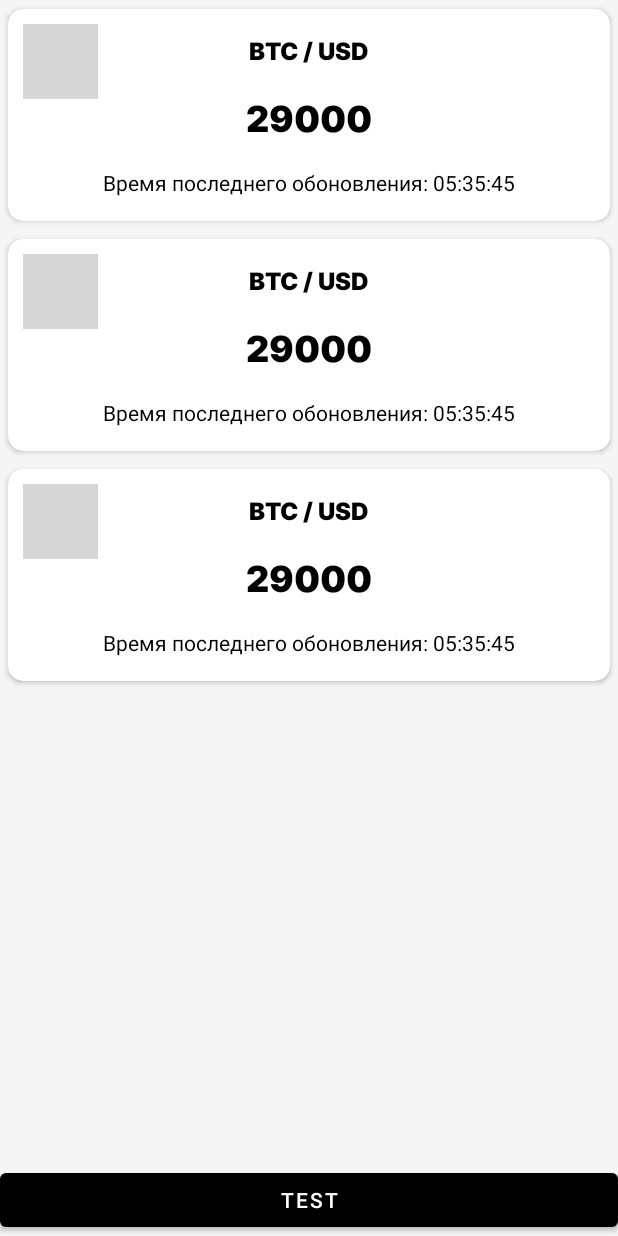
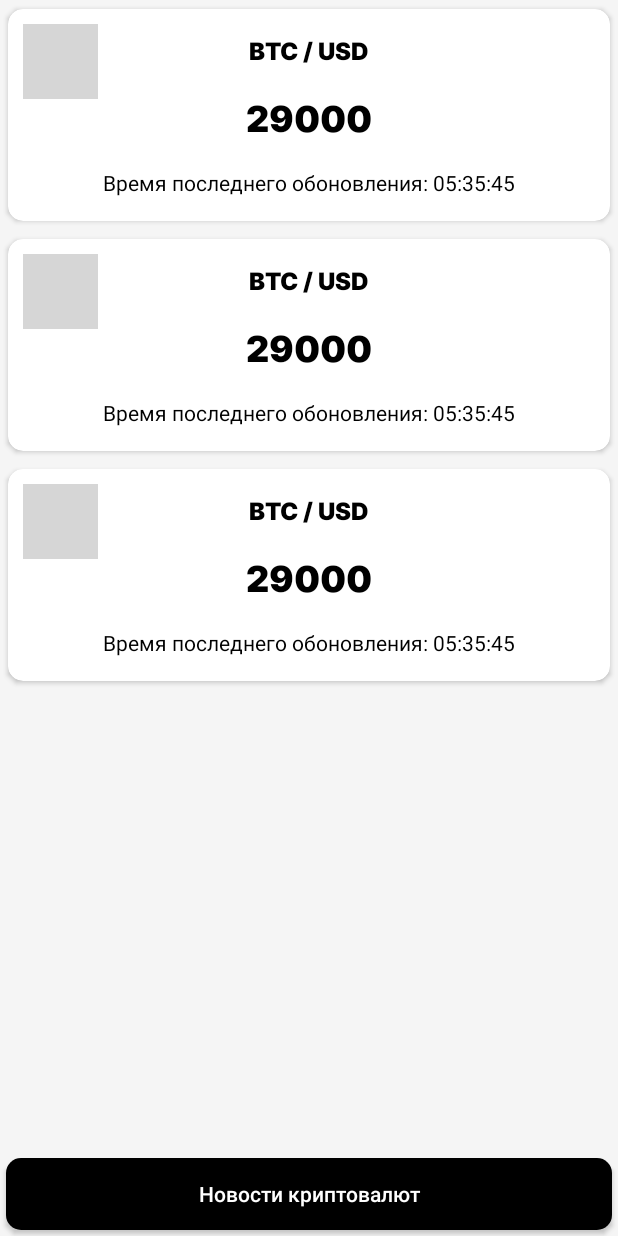
Before and after one commit to Nikitosik73/CryptoApp, an Android app: the layout activity_coin_price_list.xml on its own in the app's theme, with its tools: preview values and no code run, on a phone screen of 412 x 824 dp. Run offline under Robolectric (Android 15) with nearby library versions, the phone set to English and light mode, and no system bars; network calls fail; grey boxes are pictures that could not be loaded.

```diff
--- /dev/null
+++ b/app/src/main/res/drawable/btn_bg.xml
@@ -0,0 +1,5 @@
+<?xml version="1.0" encoding="utf-8"?>
+<shape xmlns:android="http://schemas.android.com/apk/res/android">
+    <solid android:color="@color/black"/>
+    <corners android:radius="10dp" />
+</shape>
--- a/app/src/main/res/layout/activity_coin_price_list.xml
+++ b/app/src/main/res/layout/activity_coin_price_list.xml
@@ -12,14 +12,23 @@
         android:layout_width="match_parent"
         android:layout_height="match_parent"
         app:layoutManager="androidx.recyclerview.widget.LinearLayoutManager"
-        tools:listitem="@layout/item_coin_info"/>
+        tools:listitem="@layout/item_coin_info"
+        android:layout_marginBottom="58dp"
+        app:layout_constraintBottom_toTopOf="@+id/buttonTest"/>
 
-    <Button
+    <androidx.appcompat.widget.AppCompatButton
         android:id="@+id/buttonTest"
         android:layout_width="match_parent"
         android:layout_height="wrap_content"
-        android:text="test"
+        android:text="@string/news_crypto"
+        android:textAllCaps="false"
         android:textColor="@color/white"
+        android:background="@drawable/btn_bg"
+        android:layout_marginEnd="4dp"
+        android:layout_marginStart="4dp"
+        android:layout_marginBottom="4dp"
+        app:layout_constraintEnd_toEndOf="parent"
+        app:layout_constraintStart_toStartOf="parent"
         app:layout_constraintBottom_toBottomOf="parent"/>
 
 </androidx.constraintlayout.widget.ConstraintLayout>
--- a/app/src/main/res/values/strings.xml
+++ b/app/src/main/res/values/strings.xml
@@ -11,4 +11,5 @@
     <string name="detail_info">Detail Information</string>
     <string name="name_news">Название новости</string>
     <string name="title_news">Описание: %s</string>
+    <string name="news_crypto">Новости криптовалют</string>
 </resources>
```
Also changed, not shown: app/src/main/java/com/example/cryptoapp/NewsCoinActivity.kt (+7 -16 lines), app/src/main/java/com/example/cryptoapp/viewmodel/NewsViewModel.kt (added, +43 -0 lines).
